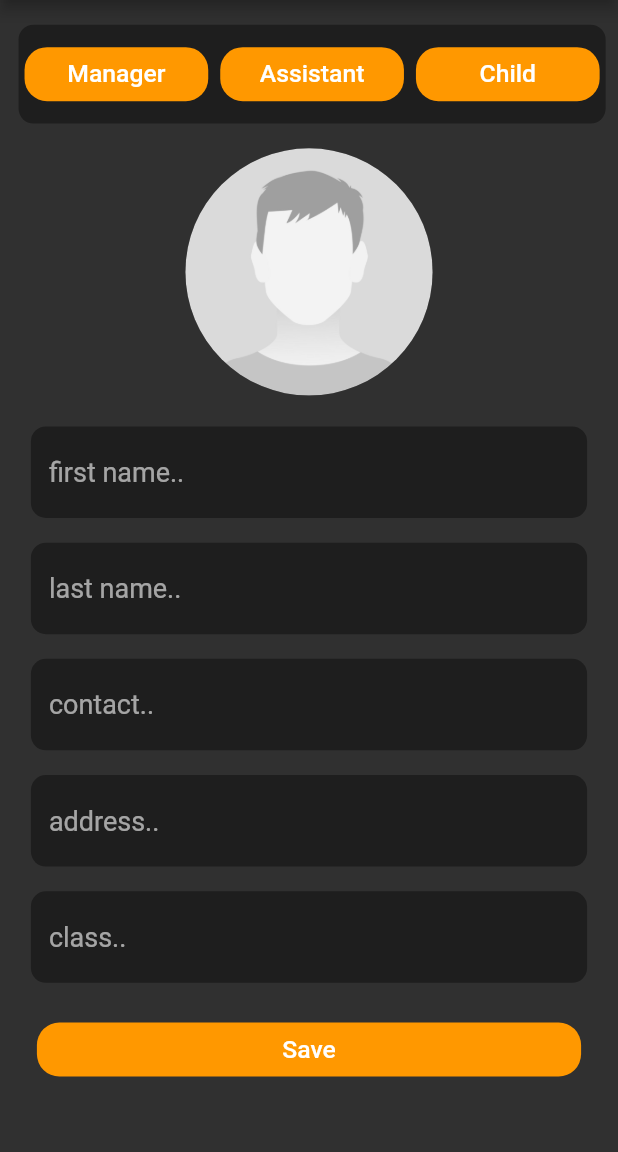
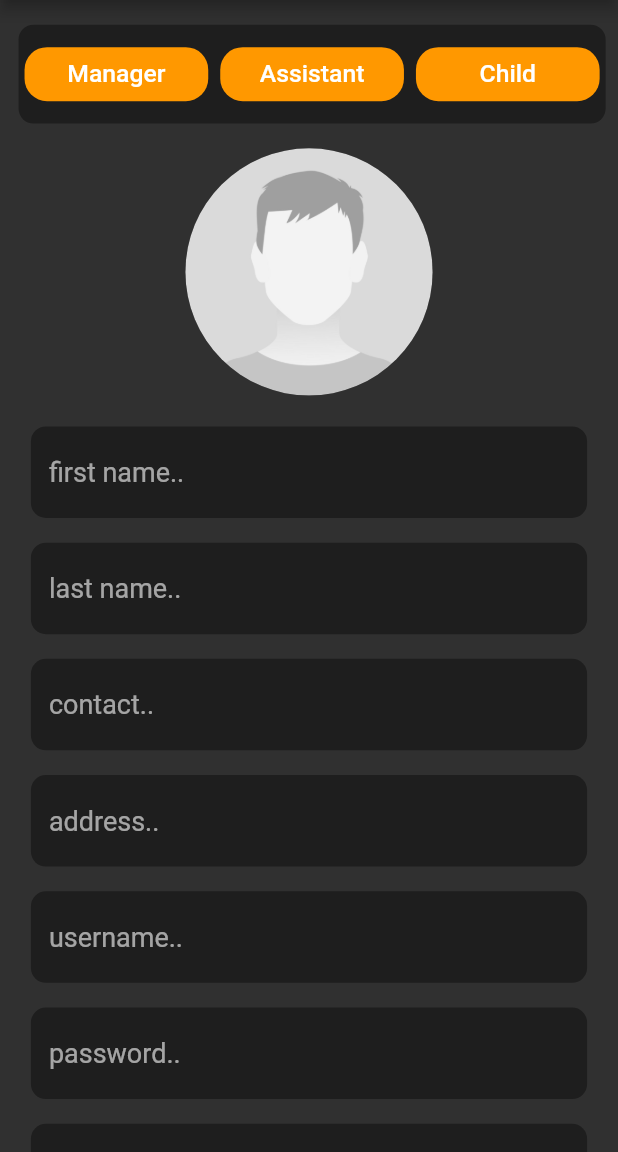
Before and after one commit to Abanoub-Samy/ManageEverything_Flutter, a Flutter app: the AddUser screen opened by its route, on a phone screen of 412 x 824 dp, the part 84-1236 px from its top. Run offline on Flutter 3.47's test engine with Material 2 defaults, Android fonts, the phone set to English and light mode, and no system bars.

```diff
--- a/lib/add_user.dart
+++ b/lib/add_user.dart
@@ -1,4 +1,5 @@
 import 'package:flutter/cupertino.dart';
+
 import 'package:flutter/material.dart';
 import 'package:manage_everything/constans.dart';
 import 'package:manage_everything/responsive.dart';
@@ -7,6 +8,7 @@ import 'package:manage_everything/widgets/custom_flat_button.dart';
 import 'package:manage_everything/widgets/custom_text_field.dart';
 
 import 'widgets/circle_avatar.dart';
+import 'widgets/padding_text_field.dart';
 
 class AddUser extends StatefulWidget {
   _AddUser createState() => _AddUser();
@@ -20,6 +22,9 @@ class _AddUser extends State<AddUser> {
   final contactController = TextEditingController();
   final classController = TextEditingController();
   final addressController = TextEditingController();
+  final usernameController = TextEditingController();
+  final passwordController = TextEditingController();
+  final confirmpassController = TextEditingController();
   bool _ManagerhasBeenPressed = true;
   bool _AssistanthasBeenPressed = true;
   bool _ChildhasBeenPressed = true;
@@ -130,45 +135,43 @@ class _AddUser extends State<AddUser> {
                             hintText: Constans.firstName,
                           ),
                         ),
-                        Padding(
-                          padding: EdgeInsets.fromLTRB(
-                              responsive.width(5, context),
-                              responsive.width(2, context),
-                              responsive.width(5, context),
-                              responsive.width(2, context)),
+                        Padding_TextField(
                           child: Custom_TextField(
                             controller: lastNameController,
                             hintText: Constans.lastName,
                           ),
                         ),
-                        Padding(
-                          padding: EdgeInsets.fromLTRB(
-                              responsive.width(5, context),
-                              responsive.width(2, context),
-                              responsive.width(5, context),
-                              responsive.width(2, context)),
+                        Padding_TextField(
                           child: Custom_TextField(
                             controller: contactController,
                             hintText: Constans.contact,
                           ),
                         ),
-                        Padding(
-                          padding: EdgeInsets.fromLTRB(
-                              responsive.width(5, context),
-                              responsive.width(2, context),
-                              responsive.width(5, context),
-                              responsive.width(2, context)),
+                        Padding_TextField(
                           child: Custom_TextField(
                             controller: addressController,
                             hintText: Constans.address,
                           ),
                         ),
-                        Padding(
-                          padding: EdgeInsets.fromLTRB(
-                              responsive.width(5, context),
-                              responsive.width(2, context),
-                              responsive.width(5, context),
-                              responsive.width(2, context)),
+                        Padding_TextField(
+                          child: Custom_TextField(
+                            controller: usernameController,
+                            hintText: Constans.username,
+                          ),
+                        ),
+                        Padding_TextField(
+                          child: Custom_TextField(
+                            controller: passwordController,
+                            hintText: Constans.password,
+                          ),
+                        ),
+                        Padding_TextField(
+                          child: Custom_TextField(
+                            controller: confirmpassController,
+                            hintText: Constans.confirmpassword,
+                          ),
+                        ),
+                        Padding_TextField(
                           child: Custom_TextField(
                             controller: classController,
                             hintText: Constans.classs,
@@ -178,12 +181,7 @@ class _AddUser extends State<AddUser> {
                           mainAxisAlignment: MainAxisAlignment.spaceAround,
                           children: [
                             Expanded(
-                              child: Padding(
-                                padding: EdgeInsets.fromLTRB(
-                                    responsive.width(5, context),
-                                    responsive.width(2, context),
-                                    responsive.width(5, context),
-                                    responsive.width(2, context)),
+                              child: Padding_TextField(
                                 child: CustomFlatButton(
                                   text: Constans.save,
                                   color: Constans.Button_color,
--- a/lib/constans.dart
+++ b/lib/constans.dart
@@ -19,10 +19,14 @@ class Constans {
   static const String contact = "contact..";
   static const String classs = "class..";
   static const String address = "address..";
+  static const String username = "username..";
+  static const String password = "password..";
+  static const String confirmpassword = "confirm password..";
   static const String manager = "Manager";
   static const String assistant = "Assistant";
   static const String child = "Child";
   static const String save = "Save";
+
   static const List<String> choices = <String>[
     addUser,
     deleteUser,
--- /dev/null
+++ b/lib/widgets/padding_text_field.dart
@@ -0,0 +1,24 @@
+import 'package:flutter/material.dart';
+
+import '../add_user.dart';
+
+// ignore: camel_case_types
+class Padding_TextField extends StatelessWidget {
+  final Widget child;
+
+  const Padding_TextField({
+    this.child,
+  });
+
+  @override
+  Widget build(BuildContext context) {
+    return Padding(
+      padding: EdgeInsets.fromLTRB(
+          responsive.width(5, context),
+          responsive.width(2, context),
+          responsive.width(5, context),
+          responsive.width(2, context)),
+      child: child,
+    );
+  }
+}
```
Also changed, not shown: lib/admin.dart (+53 -2 lines).
